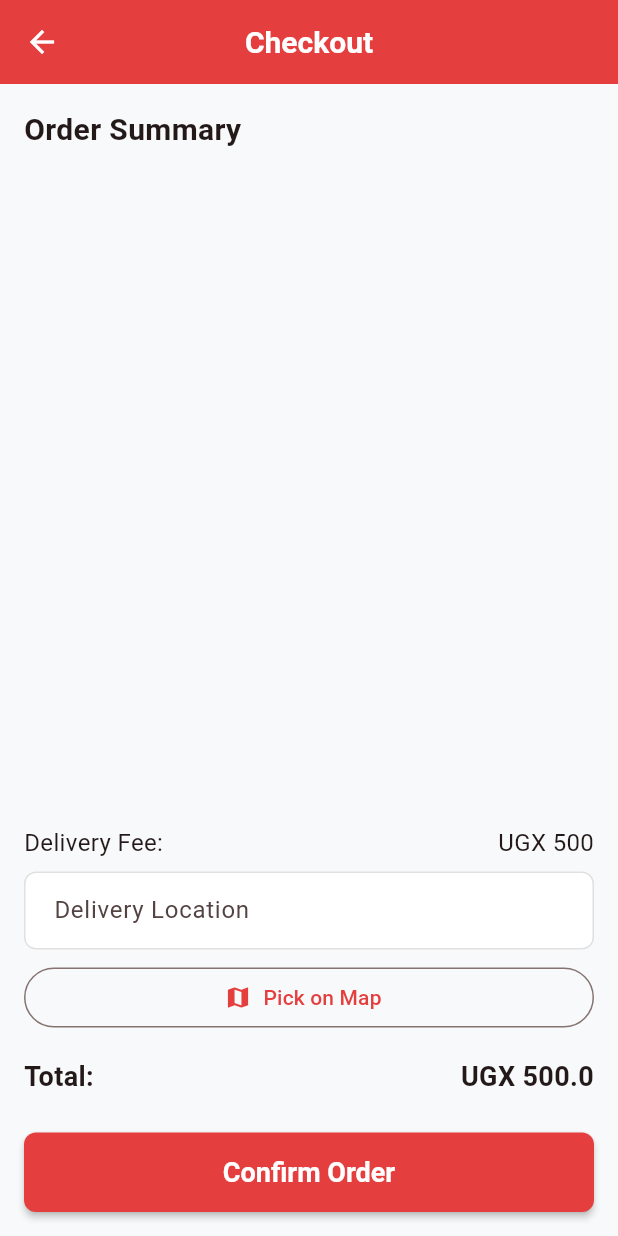
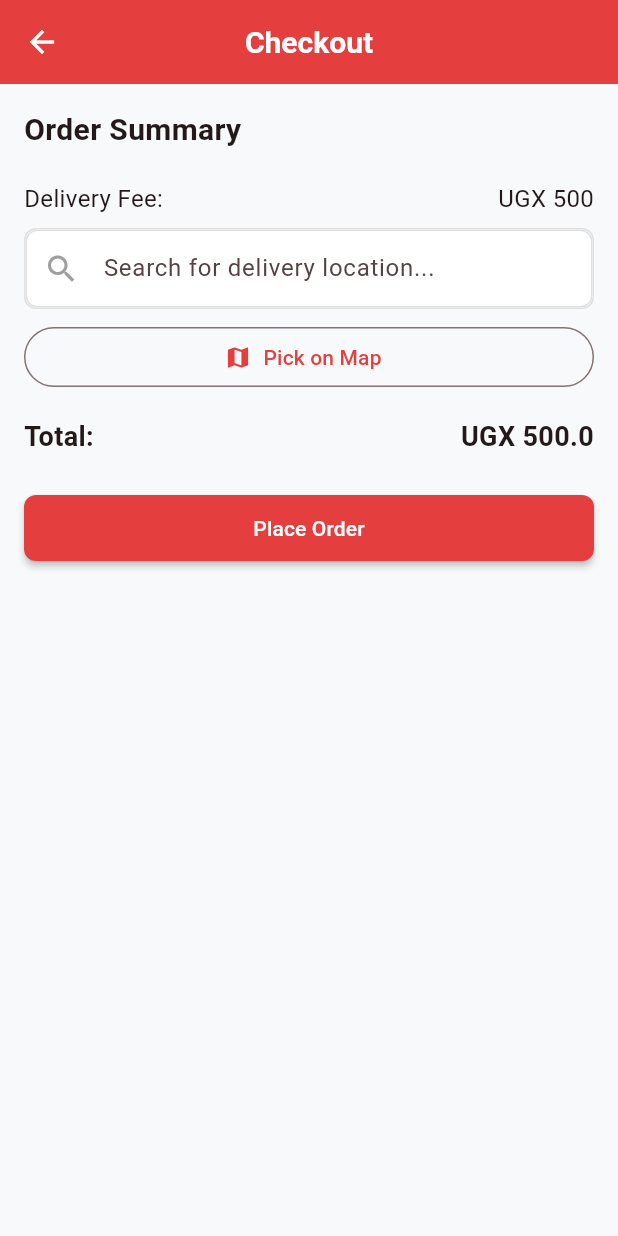
Before and after one commit to nhbi05/makbites, a Flutter app: the CheckoutScreen screen opened directly with empty values, on a phone screen of 412 x 824 dp. Run offline on Flutter 3.47's test engine with Material 3 defaults, Android fonts, the phone set to English and light mode, and no system bars; our stand-ins replace cached_network_image, cloud_firestore, firebase_auth, firebase_core, firebase_storage, geocoding and 6 more; missing offline and left inert: flutter_polyline_points, google_polyline_algorithm; accounts and stored records are empty.

```diff
--- a/lib/screens/customer/browse_restaurants_screen.dart
+++ b/lib/screens/customer/browse_restaurants_screen.dart
@@ -6,6 +6,8 @@ import 'dart:math';
 import 'package:firebase_auth/firebase_auth.dart';
 import 'restaurant_menu_screen.dart';
 import '../../widgets/map_picker.dart'; // Added import for MapPicker
+import 'dart:convert'; // Added import for json
+import 'package:http/http.dart' as http; // Added import for http
 
 class BrowseRestaurantsScreen extends StatefulWidget {
   @override
@@ -220,11 +222,16 @@ class CheckoutScreen extends StatefulWidget {
 }
 
 class _CheckoutScreenState extends State<CheckoutScreen> {
-  final TextEditingController _locationController = TextEditingController();
+  // Autocomplete for location
+  final TextEditingController _locationSearchController = TextEditingController();
+  List<Map<String, String>> _locationSuggestions = [];
+  bool _isSearchingLocation = false;
+  final String _apiKey = 'AIzaSyAS10x2khf_QHLIGeyWIADDpoGLgaUkln0';
+  Map<String, dynamic>? _pickedLocationData; // To store lat/lng/address
+
   late int deliveryFee;
   late String deliveryFeeLabel;
   bool _isSaving = false;
-  Map<String, dynamic>? _pickedLocationData; // To store lat/lng/address
 
   @override
   void initState() {
@@ -232,12 +239,87 @@ class _CheckoutScreenState extends State<CheckoutScreen> {
     final options = [0, 500, 1000];
     deliveryFee = options[Random().nextInt(options.length)];
     deliveryFeeLabel = deliveryFee == 0 ? 'Free' : 'UGX $deliveryFee';
+    _locationSearchController.addListener(_onLocationSearchChanged);
   }
 
   @override
   void dispose() {
-    _locationController.dispose();
+    _locationSearchController.removeListener(_onLocationSearchChanged);
+    _locationSearchController.dispose();
     super.dispose();
+  }
+
+  void _onLocationSearchChanged() async {
+    final query = _locationSearchController.text.trim();
+    if (query.isEmpty) {
+      setState(() => _locationSuggestions = []);
+      return;
+    }
+    await _fetchLocationAutocompleteSuggestions(query);
+  }
+
+  Future<void> _fetchLocationAutocompleteSuggestions(String input) async {
+    final url = Uri.parse(
+      'https://maps.googleapis.com/maps/api/place/autocomplete/json?input=${Uri.encodeComponent(input)}&key=$_apiKey&components=country:UG',
+    );
+    setState(() => _isSearchingLocation = true);
+    try {
+      final response = await http.get(url);
+      if (response.statusCode == 200) {
+        final data = json.decode(response.body);
+        if (data['status'] == 'OK') {
+          setState(() {
+            _locationSuggestions = List<Map<String, String>>.from(
+              (data['predictions'] as List).map((item) => {
+                'description': item['description'].toString(),
+                'place_id': item['place_id'].toString(),
+              }),
+            );
+          });
+        } else {
+          setState(() => _locationSuggestions = []);
+        }
+      } else {
+        setState(() => _locationSuggestions = []);
+      }
+    } catch (e) {
+      setState(() => _locationSuggestions = []);
+    } finally {
+      setState(() => _isSearchingLocation = false);
+    }
+  }
+
+  Future<void> _selectLocationSuggestion(Map<String, String> suggestion) async {
+    setState(() {
+      _isSearchingLocation = true;
+      _locationSuggestions = [];
+      _locationSearchController.text = suggestion['description'] ?? '';
+    });
+    final placeId = suggestion['place_id'];
+    if (placeId != null) {
+      final url = Uri.parse(
+        'https://maps.googleapis.com/maps/api/place/details/json?place_id=$placeId&key=$_apiKey',
+      );
+      try {
+        final response = await http.get(url);
+        if (response.statusCode == 200) {
+          final data = json.decode(response.body);
+          if (data['status'] == 'OK') {
+            final loc = data['result']['geometry']['location'];
+            setState(() {
+              _pickedLocationData = {
+                'address': suggestion['description'],
+                'lat': loc['lat'],
+                'lng': loc['lng'],
+              };
+            });
+          }
+        }
+      } catch (e) {
+        // Handle error silently
+      }
+    }
+    setState(() => _isSearchingLocation = false);
   }
 
   Future<void> _openMapPicker() async {
@@ -248,7 +330,7 @@ class _CheckoutScreenState extends State<CheckoutScreen> {
     if (result != null && result is Map<String, dynamic>) {
       setState(() {
         _pickedLocationData = result;
-        _locationController.text = result['address'] ?? '';
+        _locationSearchController.text = result['address'] ?? '';
       });
     }
   }
@@ -276,11 +358,11 @@ class _CheckoutScreenState extends State<CheckoutScreen> {
         'deliveryFee': deliveryFee,
         'clientTimestamp': DateTime.now(),
         'serverTimestamp': FieldValue.serverTimestamp(),
-        'status': 'pending', // Ready for vendor assignment
-        'sentAt': DateTime.now(), // Add sent timestamp
+        'status': 'pending',
+        'sentAt': DateTime.now(),
         'orderSource': 'browse',
-        if (restaurantName != null) 'restaurant': restaurantName, // <-- Add top-level restaurant field
-        if (customerPhone != null) 'customerPhone': customerPhone, // <-- Add this line
+        if (restaurantName != null) 'restaurant': restaurantName,
+        if (customerPhone != null) 'customerPhone': customerPhone,
         if (_pickedLocationData != null) ...{
           'customerLocation': {
             'latitude': _pickedLocationData!['lat'],
@@ -307,15 +389,16 @@ class _CheckoutScreenState extends State<CheckoutScreen> {
     double grandTotal = itemsTotal + deliveryFee;
     return Scaffold(
       appBar: AppBar(title: Text('Checkout')),
-      body: Padding(
+      body: SingleChildScrollView(
         padding: const EdgeInsets.all(16.0),
         child: Column(
           crossAxisAlignment: CrossAxisAlignment.start,
           children: [
             Text('Order Summary', style: TextStyle(fontSize: 20, fontWeight: FontWeight.bold)),
             SizedBox(height: 12),
-            Expanded(
-              child: ListView.builder(
+            ListView.builder(
+              shrinkWrap: true,
+              physics: NeverScrollableScrollPhysics(),
               itemCount: cart.items.length,
               itemBuilder: (context, index) {
                 final item = cart.items[index];
@@ -330,7 +413,6 @@ class _CheckoutScreenState extends State<CheckoutScreen> {
                 );
               },
             ),
-            ),
             SizedBox(height: 8),
             Row(
               mainAxisAlignment: MainAxisAlignment.spaceBetween,
@@ -340,11 +422,71 @@ class _CheckoutScreenState extends State<CheckoutScreen> {
               ],
             ),
             SizedBox(height: 8),
+            // Autocomplete location field
+            Container(
+              decoration: BoxDecoration(
+                borderRadius: BorderRadius.circular(8),
+                border: Border.all(color: Colors.grey.shade300),
+              ),
+              child: Column(
+                children: [
                   TextField(
-              controller: _locationController,
+                    controller: _locationSearchController,
                     decoration: InputDecoration(
-                labelText: 'Delivery Location',
-                border: OutlineInputBorder(),
+                      hintText: 'Search for delivery location...',
+                      prefixIcon: Icon(Icons.search, color: Colors.grey),
+                      suffixIcon: _isSearchingLocation
+                          ? Padding(
+                              padding: const EdgeInsets.all(12.0),
+                              child: SizedBox(
+                                width: 20,
+                                height: 20,
+                                child: CircularProgressIndicator(strokeWidth: 2),
+                              ),
+                            )
+                          : _locationSearchController.text.isNotEmpty
+                              ? IconButton(
+                                  icon: Icon(Icons.clear, color: Colors.grey),
+                                  onPressed: () {
+                                    _locationSearchController.clear();
+                                    setState(() {
+                                      _locationSuggestions = [];
+                                      _pickedLocationData = null;
+                                    });
+                                  },
+                                )
+                              : null,
+                      border: InputBorder.none,
+                      contentPadding: EdgeInsets.symmetric(horizontal: 16, vertical: 14),
+                    ),
+                  ),
+                  if (_locationSuggestions.isNotEmpty)
+                    Container(
+                      constraints: BoxConstraints(maxHeight: 200),
+                      decoration: BoxDecoration(
+                        color: Colors.white,
+                        borderRadius: BorderRadius.vertical(bottom: Radius.circular(8)),
+                        boxShadow: [
+                          BoxShadow(
+                            color: Colors.black12,
+                            blurRadius: 4,
+                            offset: Offset(0, 2),
+                          ),
+                        ],
+                      ),
+                      child: ListView.builder(
+                        shrinkWrap: true,
+                        itemCount: _locationSuggestions.length,
+                        itemBuilder: (context, index) {
+                          final suggestion = _locationSuggestions[index];
+                          return ListTile(
+                            title: Text(suggestion['description'] ?? ''),
+                            onTap: () => _selectLocationSuggestion(suggestion),
+                          );
+                        },
+                      ),
+                    ),
+                ],
               ),
             ),
             SizedBox(height: 8),
@@ -371,9 +513,9 @@ class _CheckoutScreenState extends State<CheckoutScreen> {
                   ? Center(child: CircularProgressIndicator())
                   : ElevatedButton(
                       onPressed: () async {
-                        if (_locationController.text.trim().isEmpty) {
+                        if (_locationSearchController.text.trim().isEmpty || _pickedLocationData == null) {
                           ScaffoldMessenger.of(context).showSnackBar(
-                            SnackBar(content: Text('Please enter a delivery location.')),
+                            SnackBar(content: Text('Please select a delivery location.')),
                           );
                           return;
                         }
@@ -381,46 +523,23 @@ class _CheckoutScreenState extends State<CheckoutScreen> {
                         try {
                           await _saveOrderToFirestore(
                             cart.items,
-                            _locationController.text.trim(),
+                            _locationSearchController.text.trim(),
                             itemsTotal,
                             deliveryFee,
                           );
                           setState(() => _isSaving = false);
-                          showDialog(
-                            context: context,
-                            builder: (context) => AlertDialog(
-                              title: Text('Order Confirmed'),
-                              content: Text('Your order has been sent to the restaurant!'),
-                              actions: [
-                                TextButton(
-                                  onPressed: () {
-                                    Navigator.pop(context); // Close dialog
-                                    Navigator.pop(context); // Back to cart
-                                    Navigator.pop(context); // Back to menu
-                                    cart.clear();
-                                  },
-                                  child: Text('OK'),
-                                ),
-                              ],
-                            ),
+                          ScaffoldMessenger.of(context).showSnackBar(
+                            SnackBar(content: Text('Order placed successfully!')),
                           );
+                          Navigator.pop(context);
                         } catch (e) {
                           setState(() => _isSaving = false);
-                          print('Order placement failed: $e');
                           ScaffoldMessenger.of(context).showSnackBar(
-                            SnackBar(
-                              content: Text('Failed to place order. Please try again.'),
-                              backgroundColor: Colors.red,
-                            ),
+                            SnackBar(content: Text('Failed to place order.')),
                           );
                         }
                       },
-                      child: Text('Confirm Order'),
-                      style: ElevatedButton.styleFrom(
-                        padding: EdgeInsets.symmetric(vertical: 16),
-                        textStyle: TextStyle(fontSize: 18, fontWeight: FontWeight.bold),
-                        backgroundColor: Theme.of(context).primaryColor,
-                      ),
+                      child: Text('Place Order'),
                     ),
             ),
           ],
```
Lines whose indentation alone changed are shown as unchanged.
